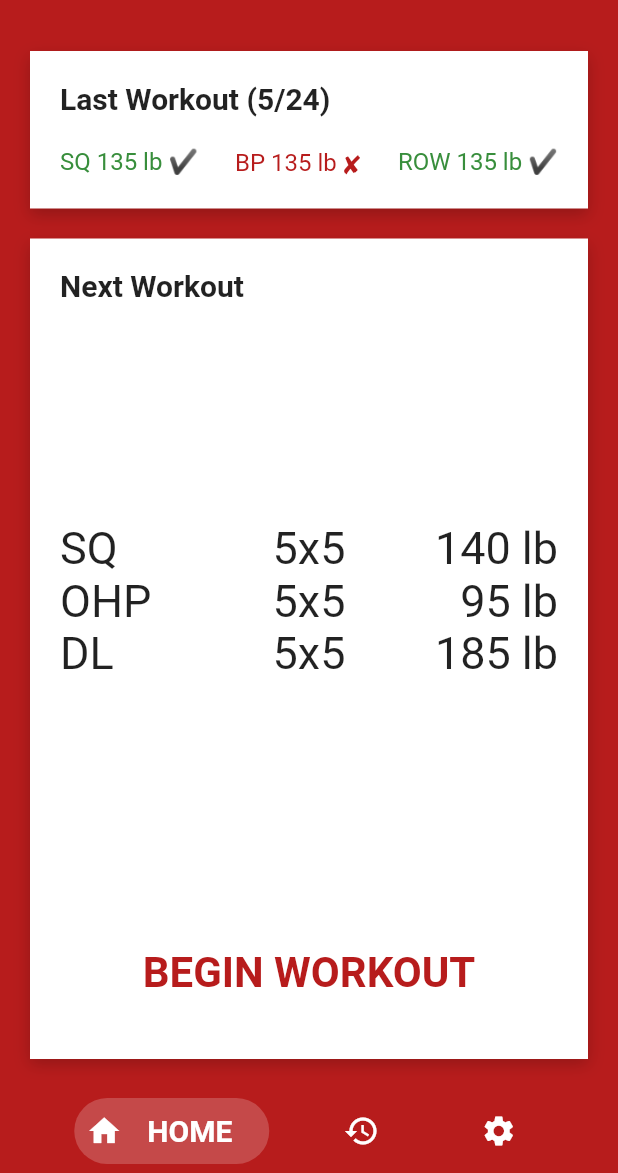
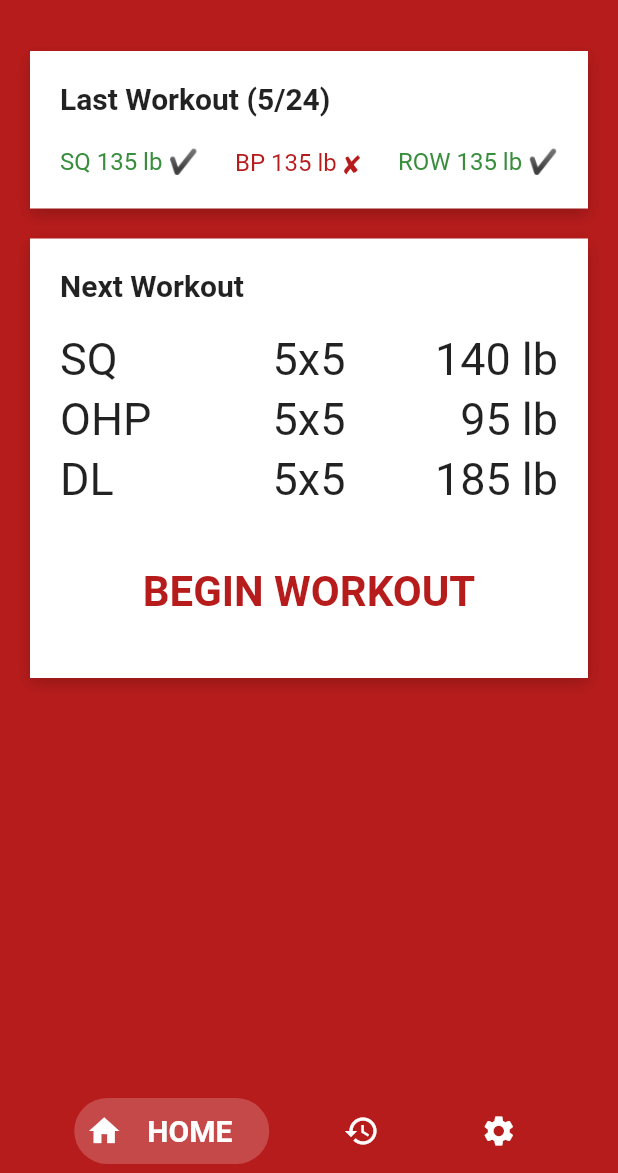
Before and after one commit to tatater56/ss-sl-workout-tracker, a Flutter app: the screen it shows after launch, on a phone screen of 412 x 824 dp, the part 63-1236 px from its top. Run offline on Flutter 3.47's test engine with Material 2 defaults, Android fonts, the phone set to English and light mode, and no system bars; drawn by our look-alikes of bottom_navy_bar.

Commit message:
home adjust "next workout" spacing

```diff
--- a/lib/views/main_pages/home.dart
+++ b/lib/views/main_pages/home.dart
@@ -66,27 +66,27 @@ class _HomeViewState extends State<HomeView> {
   }
 
   Widget _buildNextWorkoutBox() {
-    return Expanded(
-      child: Container(
+    return Container(
       decoration: _decoration,
       padding: EdgeInsets.all(_padding),
       child: Column(
         crossAxisAlignment: CrossAxisAlignment.stretch,
         children: <Widget>[
-            Expanded(child: _buildBoxTitle('Next Workout')),
-            //Spacer(),
-            Expanded(
+          _buildBoxTitle('Next Workout'),
+          SizedBox(height: _padding),
+          Center(
             child: Column(children: <Widget>[
               _buildExerciseText("SQ", "5x5", "140 lb"),
+              SizedBox(height: 5),
               _buildExerciseText("OHP", "5x5", "95 lb"),
+              SizedBox(height: 5),
               _buildExerciseText("DL", "5x5", "185 lb"),
             ]),
           ),
-            Expanded(
-              child: Column(
+          SizedBox(height: _padding),
+          Column(
             crossAxisAlignment: CrossAxisAlignment.stretch,
             children: <Widget>[
-                  Spacer(),
               MaterialButton(
                 onPressed: () {},
                 splashColor: _mainColor.withOpacity(.1),
@@ -101,9 +101,7 @@ class _HomeViewState extends State<HomeView> {
               ),
             ],
           ),
-            ),
         ],
-        ),
       ),
     );
   }
```
Lines whose indentation alone changed are shown as unchanged.
